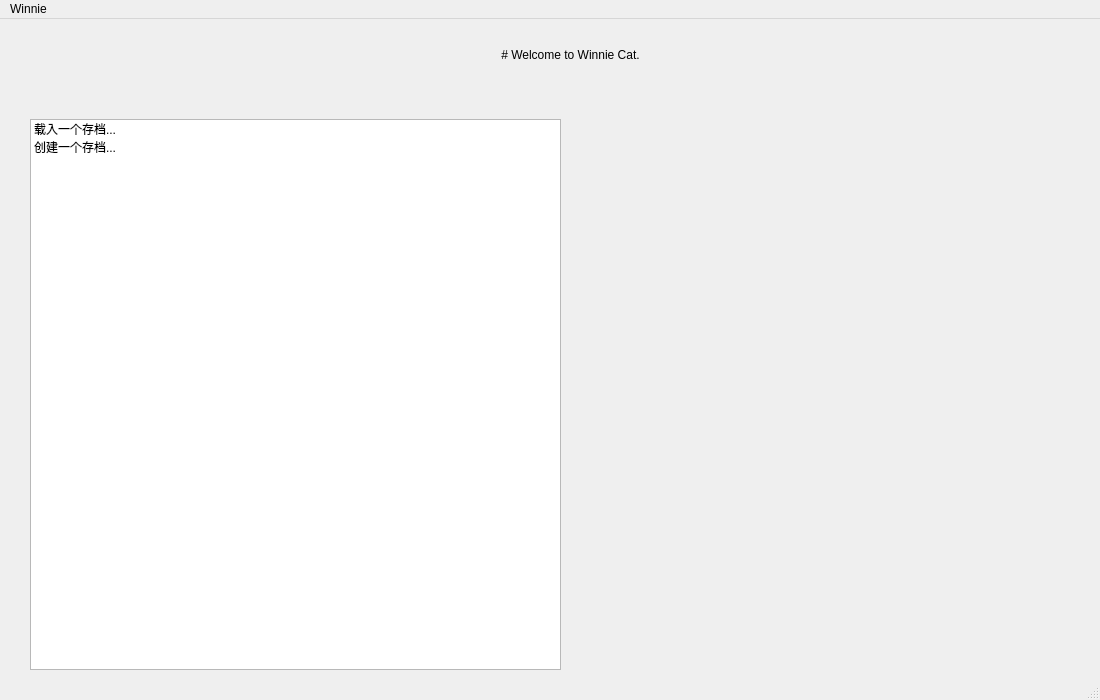
The window that Winnie/mainwindow.ui (Xueli-ovo/Xju) describes before a commit, drawn with Qt 5.
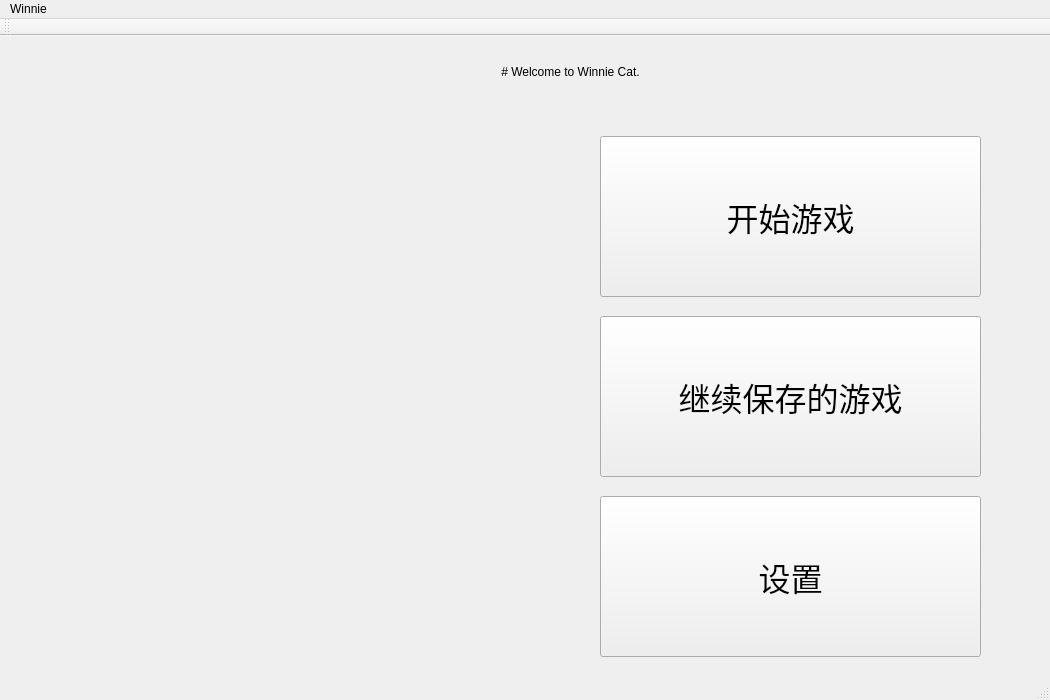
The same window after the commit. Icons and pictures are not drawn.

The edit to the form file:
```diff
--- a/Winnie/mainwindow.ui
+++ b/Winnie/mainwindow.ui
@@ -6,19 +6,19 @@
    <rect>
     <x>0</x>
     <y>0</y>
-    <width>1100</width>
+    <width>1050</width>
     <height>700</height>
    </rect>
   </property>
   <property name="minimumSize">
    <size>
-    <width>1100</width>
+    <width>1050</width>
     <height>700</height>
    </size>
   </property>
   <property name="maximumSize">
    <size>
-    <width>1100</width>
+    <width>1050</width>
     <height>700</height>
    </size>
   </property>
@@ -70,51 +70,139 @@
    <widget class="QWidget" name="widget" native="true">
     <property name="geometry">
      <rect>
-      <x>650</x>
-      <y>100</y>
+      <x>580</x>
+      <y>80</y>
       <width>421</width>
       <height>551</height>
      </rect>
     </property>
+    <widget class="QPushButton" name="button_start">
+     <property name="geometry">
+      <rect>
+       <x>20</x>
+       <y>20</y>
+       <width>381</width>
+       <height>161</height>
+      </rect>
+     </property>
+     <property name="font">
+      <font>
+       <pointsize>24</pointsize>
+      </font>
+     </property>
+     <property name="cursor">
+      <cursorShape>PointingHandCursor</cursorShape>
+     </property>
+     <property name="contextMenuPolicy">
+      <enum>Qt::DefaultContextMenu</enum>
+     </property>
+     <property name="text">
+      <string>开始游戏</string>
+     </property>
+     <property name="icon">
+      <iconset theme="media-playback-start"/>
+     </property>
+     <property name="iconSize">
+      <size>
+       <width>50</width>
+       <height>52</height>
+      </size>
+     </property>
+     <property name="checkable">
+      <bool>false</bool>
+     </property>
+     <property name="checked">
+      <bool>false</bool>
+     </property>
+    </widget>
+    <widget class="QPushButton" name="button_continue">
+     <property name="geometry">
+      <rect>
+       <x>20</x>
+       <y>200</y>
+       <width>381</width>
+       <height>161</height>
+      </rect>
+     </property>
+     <property name="font">
+      <font>
+       <pointsize>24</pointsize>
+      </font>
+     </property>
+     <property name="cursor">
+      <cursorShape>PointingHandCursor</cursorShape>
+     </property>
+     <property name="contextMenuPolicy">
+      <enum>Qt::DefaultContextMenu</enum>
+     </property>
+     <property name="text">
+      <string>继续保存的游戏</string>
+     </property>
+     <property name="icon">
+      <iconset theme="document-save"/>
+     </property>
+     <property name="iconSize">
+      <size>
+       <width>50</width>
+       <height>50</height>
+      </size>
+     </property>
+     <property name="checkable">
+      <bool>false</bool>
+     </property>
+     <property name="checked">
+      <bool>false</bool>
+     </property>
+    </widget>
+    <widget class="QPushButton" name="button_settings">
+     <property name="geometry">
+      <rect>
+       <x>20</x>
+       <y>380</y>
+       <width>381</width>
+       <height>161</height>
+      </rect>
+     </property>
+     <property name="font">
+      <font>
+       <pointsize>24</pointsize>
+      </font>
+     </property>
+     <property name="cursor">
+      <cursorShape>PointingHandCursor</cursorShape>
+     </property>
+     <property name="contextMenuPolicy">
+      <enum>Qt::DefaultContextMenu</enum>
+     </property>
+     <property name="text">
+      <string>设置</string>
+     </property>
+     <property name="icon">
+      <iconset theme="document-properties"/>
+     </property>
+     <property name="iconSize">
+      <size>
+       <width>50</width>
+       <height>50</height>
+      </size>
+     </property>
+     <property name="checkable">
+      <bool>false</bool>
+     </property>
+     <property name="checked">
+      <bool>false</bool>
+     </property>
+    </widget>
    </widget>
    <widget class="QWidget" name="widget_2" native="true">
     <property name="geometry">
      <rect>
-      <x>30</x>
-      <y>100</y>
+      <x>20</x>
+      <y>80</y>
       <width>531</width>
       <height>551</height>
      </rect>
     </property>
-    <widget class="QListWidget" name="listWidget">
-     <property name="geometry">
-      <rect>
-       <x>0</x>
-       <y>0</y>
-       <width>531</width>
-       <height>551</height>
-      </rect>
-     </property>
-     <item>
-      <property name="text">
-       <string>载入一个存档...</string>
-      </property>
-      <property name="checkState">
-       <enum>Unchecked</enum>
-      </property>
-      <property name="flags">
-       <set>ItemIsSelectable|ItemIsDragEnabled|ItemIsDropEnabled|ItemIsUserCheckable|ItemIsEnabled</set>
-      </property>
-     </item>
-     <item>
-      <property name="text">
-       <string>创建一个存档...</string>
-      </property>
-      <property name="checkState">
-       <enum>Unchecked</enum>
-      </property>
-     </item>
-    </widget>
    </widget>
   </widget>
   <widget class="QMenuBar" name="menubar">
@@ -122,7 +210,7 @@
     <rect>
      <x>0</x>
      <y>0</y>
-     <width>1100</width>
+     <width>1050</width>
      <height>27</height>
     </rect>
    </property>
@@ -135,6 +223,17 @@
    <addaction name="menuWinnie"/>
   </widget>
   <widget class="QStatusBar" name="statusbar"/>
+  <widget class="QToolBar" name="toolBar">
+   <property name="windowTitle">
+    <string>toolBar</string>
+   </property>
+   <attribute name="toolBarArea">
+    <enum>TopToolBarArea</enum>
+   </attribute>
+   <attribute name="toolBarBreak">
+    <bool>false</bool>
+   </attribute>
+  </widget>
   <action name="action_2">
    <property name="checkable">
     <bool>false</bool>
```
Left out of the diff: 54 changed lines with no effect on the pictures.
